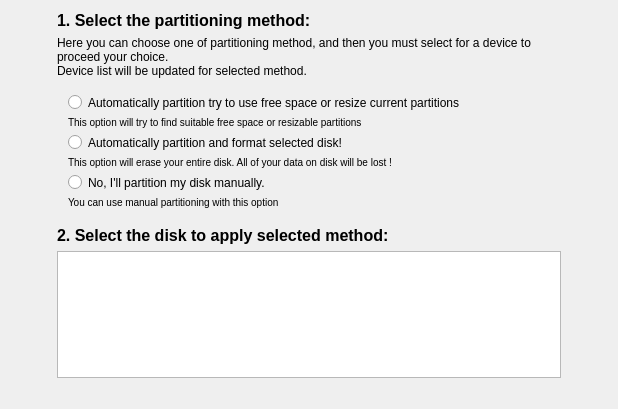
This is yali4/gui/Ui/autopartwidget.ui in dadas45li/yali as Qt 5 draws it before an edit. The edited form follows.
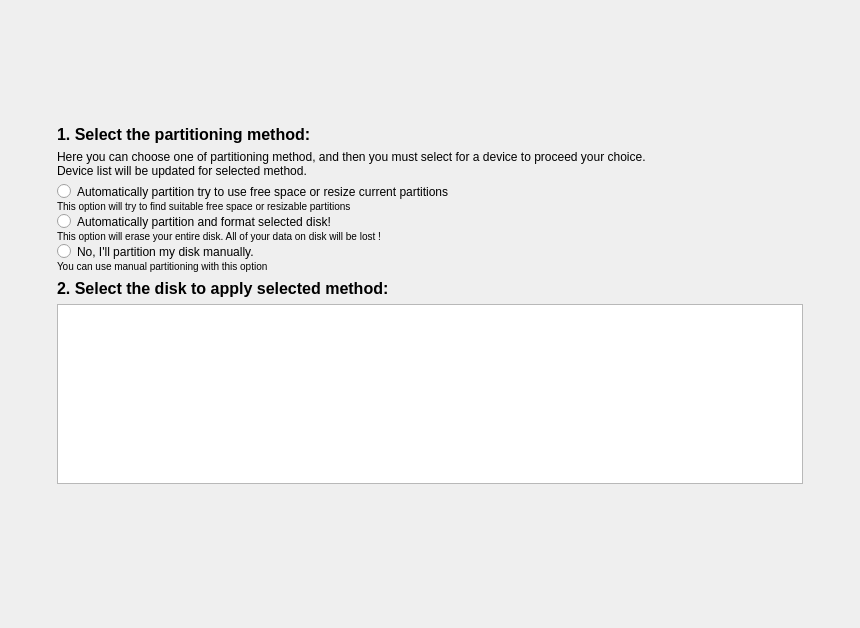
This is the edited form.

Commit message: * Fix layout problems..

```diff
--- a/yali4/gui/Ui/autopartwidget.ui
+++ b/yali4/gui/Ui/autopartwidget.ui
@@ -5,14 +5,14 @@
    <rect>
     <x>0</x>
     <y>0</y>
-    <width>614</width>
-    <height>409</height>
+    <width>860</width>
+    <height>628</height>
    </rect>
   </property>
   <property name="windowTitle" >
    <string>Form1</string>
   </property>
-  <layout class="QGridLayout" name="gridLayout_2" >
+  <layout class="QGridLayout" name="gridLayout_3" >
    <item row="0" column="0" colspan="3" >
     <spacer>
      <property name="orientation" >
@@ -75,9 +75,51 @@
     </spacer>
    </item>
    <item rowspan="2" row="3" column="1" >
+    <widget class="QScrollArea" name="scrollArea" >
+     <property name="styleSheet" >
+      <string notr="true" >background-color: rgba(255, 255, 255, 0);</string>
+     </property>
+     <property name="frameShape" >
+      <enum>QFrame::NoFrame</enum>
+     </property>
+     <property name="frameShadow" >
+      <enum>QFrame::Sunken</enum>
+     </property>
+     <property name="lineWidth" >
+      <number>0</number>
+     </property>
+     <property name="verticalScrollBarPolicy" >
+      <enum>Qt::ScrollBarAsNeeded</enum>
+     </property>
+     <property name="widgetResizable" >
+      <bool>true</bool>
+     </property>
+     <property name="alignment" >
+      <set>Qt::AlignLeading|Qt::AlignLeft|Qt::AlignTop</set>
+     </property>
+     <widget class="QWidget" name="scrollAreaWidgetContents" >
+      <property name="geometry" >
+       <rect>
+        <x>0</x>
+        <y>0</y>
+        <width>750</width>
+        <height>107</height>
+       </rect>
+      </property>
+      <property name="styleSheet" >
+       <string notr="true" >background:none;</string>
+      </property>
+      <layout class="QGridLayout" name="gridLayout_2" >
+       <property name="margin" >
+        <number>0</number>
+       </property>
+       <property name="spacing" >
+        <number>0</number>
+       </property>
+       <item row="0" column="0" >
     <widget class="QGroupBox" name="groupBox" >
      <property name="styleSheet" >
-      <string notr="true" >border:none;</string>
+          <string notr="true" >border:none;background:none;</string>
      </property>
      <property name="title" >
       <string/>
@@ -89,6 +131,15 @@
       <bool>false</bool>
      </property>
      <layout class="QGridLayout" name="gridLayout" >
+          <property name="horizontalSpacing" >
+           <number>0</number>
+          </property>
+          <property name="verticalSpacing" >
+           <number>1</number>
+          </property>
+          <property name="margin" >
+           <number>0</number>
+          </property>
       <item row="0" column="0" >
        <widget class="QRadioButton" name="accept_auto_1" >
         <property name="font" >
@@ -174,12 +225,10 @@
        </widget>
       </item>
      </layout>
-     <zorder>accept_auto_1</zorder>
-     <zorder>accept_auto_2</zorder>
-     <zorder>label_3</zorder>
-     <zorder>manual</zorder>
-     <zorder>label_4</zorder>
-     <zorder>label_2</zorder>
+        </widget>
+       </item>
+      </layout>
+     </widget>
     </widget>
    </item>
    <item row="4" column="2" >
@@ -217,7 +266,20 @@
       </widget>
      </item>
      <item>
-      <widget class="QListWidget" name="device_list" />
+      <widget class="QListWidget" name="device_list" >
+       <property name="sizePolicy" >
+        <sizepolicy vsizetype="MinimumExpanding" hsizetype="Expanding" >
+         <horstretch>0</horstretch>
+         <verstretch>0</verstretch>
+        </sizepolicy>
+       </property>
+       <property name="maximumSize" >
+        <size>
+         <width>16777215</width>
+         <height>180</height>
+        </size>
+       </property>
+      </widget>
      </item>
     </layout>
    </item>
```
Lines whose indentation alone changed are shown as unchanged. The commit also changes 1 other file.
